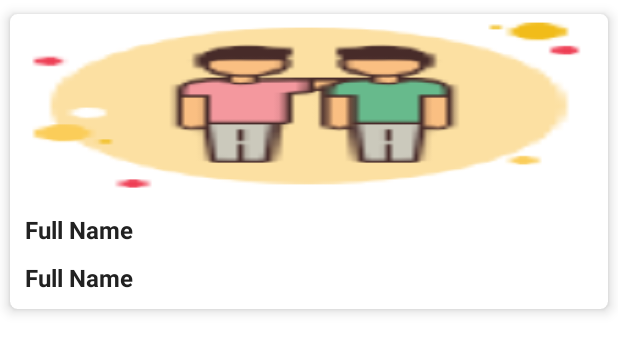
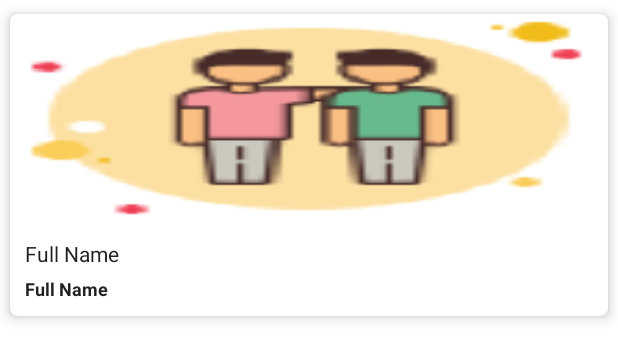
Before and after one commit to fruzelee/friends, an Android app: the layout item_friends_list_layout.xml on its own in the app's theme, with its tools: preview values and no code run, on a phone screen of 412 x 824 dp. Shown: the top 360 px of the screen. Run offline under Robolectric (Android 15) with nearby library versions, the phone set to English and light mode, and no system bars; network calls fail.

Commit message:
-update: friends list layout item UI

```diff
--- a/app/src/main/res/layout/item_friends_list_layout.xml
+++ b/app/src/main/res/layout/item_friends_list_layout.xml
@@ -20,8 +20,8 @@
             <ImageView
                 android:id="@+id/iv_portrait"
                 android:layout_width="match_parent"
-                android:layout_height="120dp"
-                android:layout_margin="1dp"
+                android:layout_height="140dp"
+                android:layout_margin="0dp"
                 android:contentDescription="@string/image_contentDescription"
                 android:scaleType="fitXY"
                 tools:src="@mipmap/ic_launcher" />
@@ -32,11 +32,13 @@
             android:id="@+id/tv_full_name"
             android:layout_width="match_parent"
             android:layout_height="wrap_content"
-            android:layout_margin="10dp"
+            android:layout_marginStart="10dp"
+            android:layout_marginTop="10dp"
+            android:layout_marginBottom="5dp"
             android:gravity="center_vertical"
             android:textColor="@color/grey_900"
-            android:textSize="16sp"
-            android:textStyle="bold"
+            android:textSize="14sp"
+            android:textStyle="normal"
             tools:text="Full Name" />
 
         <TextView
@@ -47,7 +49,7 @@
             android:layout_marginBottom="10dp"
             android:gravity="center_vertical"
             android:textColor="@color/grey_900"
-            android:textSize="16sp"
+            android:textSize="12sp"
             android:textStyle="bold"
             tools:text="Full Name" />
 
```
Also changed, not shown: 1 other file.
